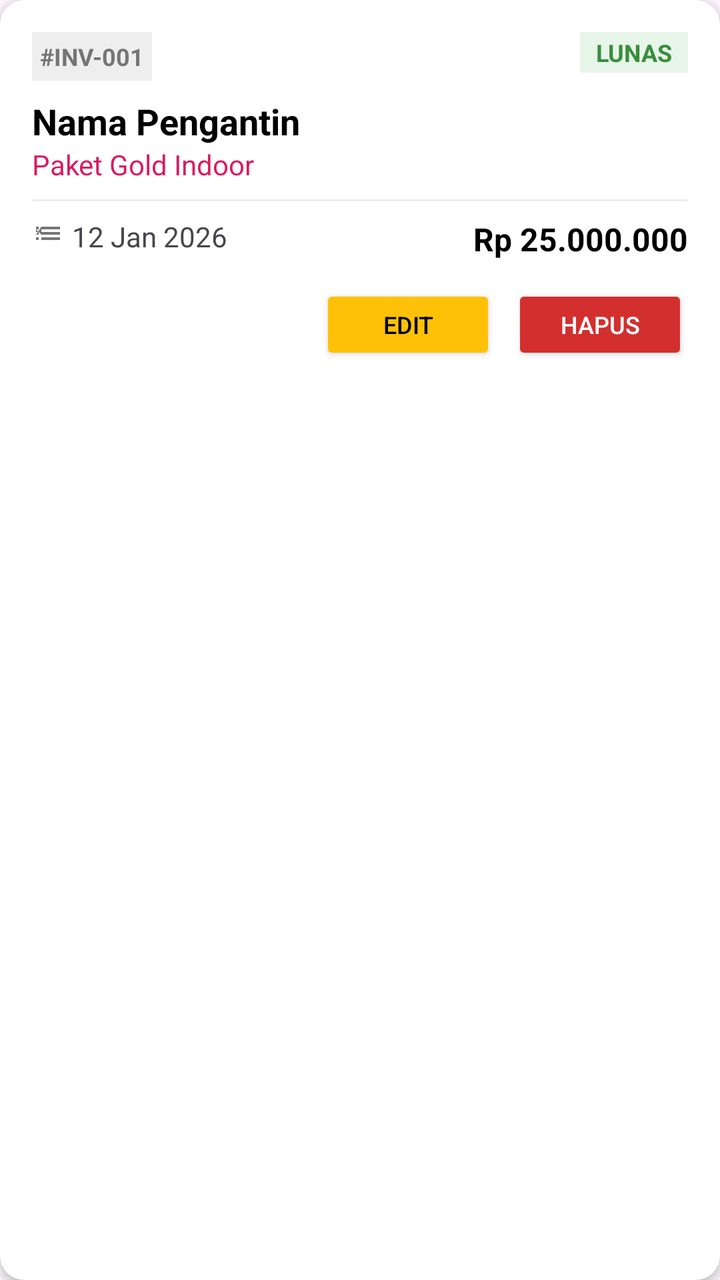
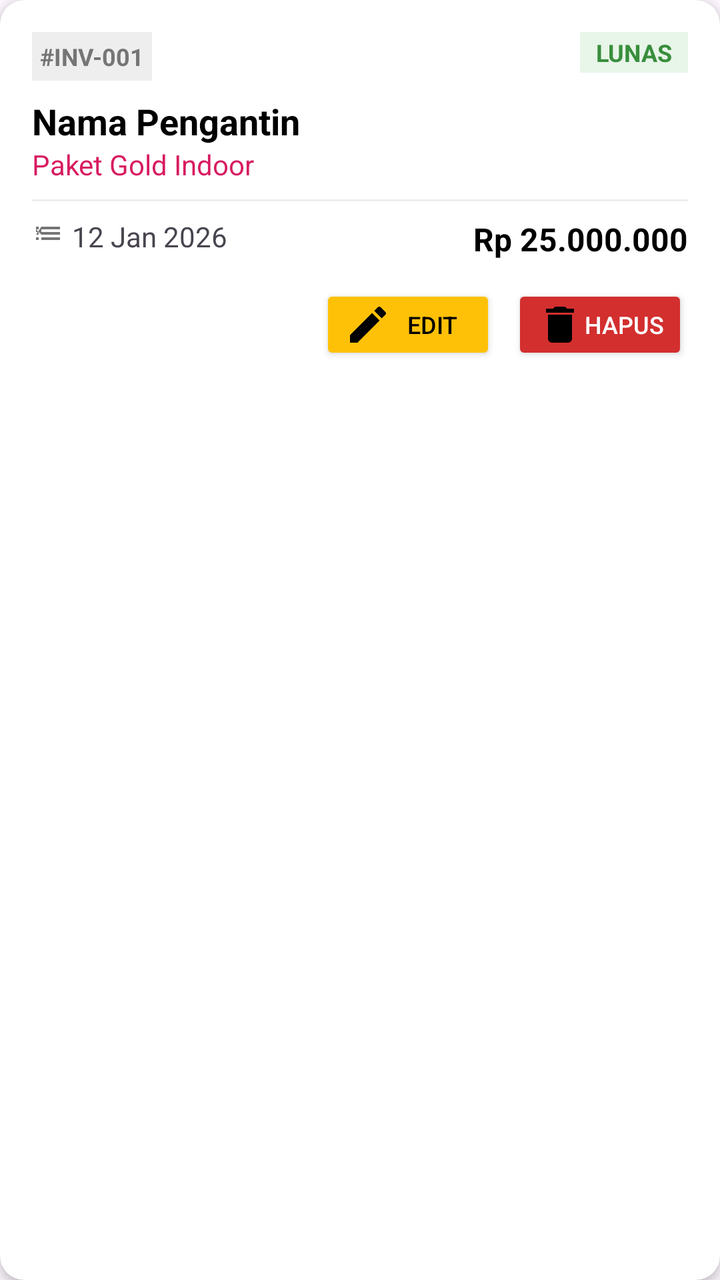

Compare the two renders of this Android layout. The source of the first and the diff that turns it into the second are given below.
<!-- AndroidManifest.xml: application theme Theme.WeddingOrganizer -->
<!-- res/layout/item_booking.xml -->
<?xml version="1.0" encoding="utf-8"?>
<androidx.cardview.widget.CardView xmlns:android="http://schemas.android.com/apk/res/android"
    xmlns:app="http://schemas.android.com/apk/res-auto"
    android:layout_width="match_parent"
    android:layout_height="wrap_content"
    android:layout_margin="8dp"
    app:cardCornerRadius="12dp"
    app:cardElevation="3dp">

    <RelativeLayout
        android:layout_width="match_parent"
        android:layout_height="wrap_content"
        android:padding="16dp">

        <TextView
            android:id="@+id/tvTrxCode"
            android:layout_width="wrap_content"
            android:layout_height="wrap_content"
            android:text="#INV-001"
            android:textSize="12sp"
            android:textStyle="bold"
            android:textColor="#757575"
            android:background="#EEEEEE"
            android:padding="4dp"/>

        <TextView
            android:id="@+id/tvStatus"
            android:layout_width="wrap_content"
            android:layout_height="wrap_content"
            android:layout_alignParentEnd="true"
            android:text="LUNAS"
            android:textSize="12sp"
            android:textStyle="bold"
            android:textColor="#388E3C"
            android:background="#E8F5E9"
            android:paddingStart="8dp"
            android:paddingEnd="8dp"
            android:paddingTop="2dp"
            android:paddingBottom="2dp"/>

        <TextView
            android:id="@+id/tvClientName"
            android:layout_width="wrap_content"
            android:layout_height="wrap_content"
            android:layout_below="@id/tvTrxCode"
            android:text="Nama Pengantin"
            android:textSize="18sp"
            android:textStyle="bold"
            android:textColor="#000000"
            android:layout_marginTop="8dp"/>

        <TextView
            android:id="@+id/tvPkgName"
            android:layout_width="wrap_content"
            android:layout_height="wrap_content"
            android:layout_below="@id/tvClientName"
            android:text="Paket Gold Indoor"
            android:textSize="14sp"
            android:textColor="#D81B60"/>

        <View
            android:id="@+id/divider"
            android:layout_width="match_parent"
            android:layout_height="1dp"
            android:layout_below="@id/tvPkgName"
            android:background="#EEEEEE"
            android:layout_marginTop="8dp"
            android:layout_marginBottom="8dp"/>

        <LinearLayout
            android:layout_width="wrap_content"
            android:layout_height="wrap_content"
            android:layout_below="@id/divider"
            android:orientation="horizontal">
            <ImageView
                android:layout_width="16dp"
                android:layout_height="16dp"
                android:src="@drawable/ic_list"
                app:tint="#757575"/>
            <TextView
                android:id="@+id/tvDate"
                android:layout_width="wrap_content"
                android:layout_height="wrap_content"
                android:text="12 Jan 2026"
                android:layout_marginStart="4dp"
                android:textSize="14sp"/>
        </LinearLayout>

        <TextView
            android:id="@+id/tvTotal"
            android:layout_width="wrap_content"
            android:layout_height="wrap_content"
            android:layout_below="@id/divider"
            android:layout_alignParentEnd="true"
            android:text="Rp 25.000.000"
            android:textStyle="bold"
            android:textSize="16sp"
            android:textColor="#000000"/>

        <LinearLayout
            android:layout_width="match_parent"
            android:layout_height="wrap_content"
            android:layout_below="@id/tvTotal"
            android:orientation="horizontal"
            android:gravity="end"
            android:layout_marginTop="12dp">

            <Button
                android:id="@+id/btnEdit"
                android:layout_width="wrap_content"
                android:layout_height="40dp"
                android:text="EDIT"
                android:textSize="12sp"
                android:backgroundTint="#FFC107"
                android:textColor="#000000"
                android:layout_marginEnd="8dp"/>

            <Button
                android:id="@+id/btnDelete"
                android:layout_width="wrap_content"
                android:layout_height="40dp"
                android:text="HAPUS"
                android:textSize="12sp"
                android:backgroundTint="#D32F2F"
                android:textColor="#FFFFFF"/>

        </LinearLayout>
    </RelativeLayout>
</androidx.cardview.widget.CardView>
<!-- resources referenced by this layout -->
<resources>
  <!-- drawable ic_list (drawable) -->
  <vector xmlns:android="http://schemas.android.com/apk/res/android"
      android:width="24dp"
      android:height="24dp"
      android:viewportWidth="24"
      android:viewportHeight="24">
      <path
          android:fillColor="#FF000000"
          android:pathData="M3,13h2v-2H3v2mT3,17h2v-2H3v2mT3,9h2V7H3v2mT7,13h14v-2H7v2mT7,17h14v-2H7v2mT7,7v2h14V7H7z"/>
  </vector>
  <style name="Theme.WeddingOrganizer" parent="Base.Theme.WeddingOrganizer" />
  <style name="Base.Theme.WeddingOrganizer" parent="Theme.Material3.DayNight.NoActionBar">
          
          
      </style>
</resources>

<!-- the commit's change to res/layout/item_booking.xml (unified diff, before → after) -->
@@ -109,6 +109,7 @@
                 android:id="@+id/btnEdit"
                 android:layout_width="wrap_content"
                 android:layout_height="40dp"
+                android:drawableStart="@drawable/ic_edit"
                 android:text="EDIT"
                 android:textSize="12sp"
                 android:backgroundTint="#FFC107"
@@ -119,6 +120,7 @@
                 android:id="@+id/btnDelete"
                 android:layout_width="wrap_content"
                 android:layout_height="40dp"
+                android:drawableStart="@drawable/ic_delete"
                 android:text="HAPUS"
                 android:textSize="12sp"
                 android:backgroundTint="#D32F2F"
<!-- resource entries referenced after the edit -->
@@ -1,5 +1,25 @@
 <!-- resources referenced by this layout -->
 <resources>
+  <!-- drawable ic_delete (drawable) -->
+  <vector xmlns:android="http://schemas.android.com/apk/res/android"
+      android:width="24dp"
+      android:height="24dp"
+      android:viewportWidth="24"
+      android:viewportHeight="24">
+      <path
+          android:fillColor="#FF000000"
+          android:pathData="M6,19c0,1.1 0.9,2 2,2h8c1.1,0 2,-0.9 2,-2V7H6v12zM19,4h-3.5l-1,-1h-5l-1,1H5v2h14V4z"/>
+  </vector>
+  <!-- drawable ic_edit (drawable) -->
+  <vector xmlns:android="http://schemas.android.com/apk/res/android"
+      android:width="24dp"
+      android:height="24dp"
+      android:viewportWidth="24"
+      android:viewportHeight="24">
+      <path
+          android:fillColor="#FF000000"
+          android:pathData="M3,17.25V21h3.75L17.81,9.94l-3.75,-3.75L3,17.25zM20.71,7.04c0.39,-0.39 0.39,-1.02 0,-1.41l-2.34,-2.34c-0.39,-0.39 -1.02,-0.39 -1.41,0l-1.83,1.83 3.75,3.75 1.83,-1.83z"/>
+  </vector>
   <!-- drawable ic_list (drawable) -->
   <vector xmlns:android="http://schemas.android.com/apk/res/android"
       android:width="24dp"
